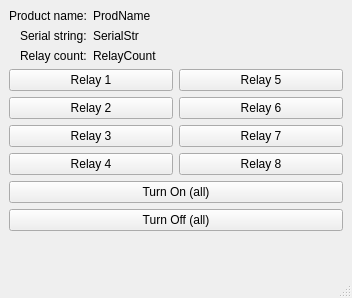
The window that src/usb_relay/main_window.ui (hkarel/UsbRelayDemo) describes before a commit, drawn with Qt 5.
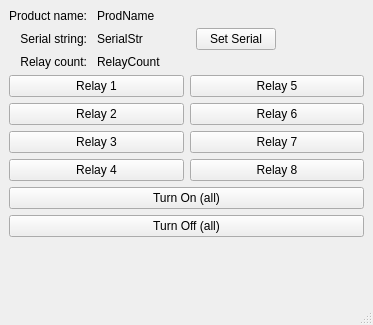
The same window after the commit.

What changed in the file:
```diff
--- a/src/usb_relay/main_window.ui
+++ b/src/usb_relay/main_window.ui
@@ -6,8 +6,8 @@
    <rect>
     <x>0</x>
     <y>0</y>
-    <width>352</width>
-    <height>298</height>
+    <width>373</width>
+    <height>325</height>
    </rect>
   </property>
   <property name="windowTitle">
@@ -16,33 +16,34 @@
   <widget class="QWidget" name="centralwidget">
    <layout class="QVBoxLayout" name="verticalLayout">
     <item>
-     <layout class="QFormLayout" name="formLayout">
-      <property name="labelAlignment">
-       <set>Qt::AlignRight|Qt::AlignTrailing|Qt::AlignVCenter</set>
+     <layout class="QGridLayout" name="gridLayout_2">
+      <property name="horizontalSpacing">
+       <number>10</number>
       </property>
-      <item row="0" column="0">
-       <widget class="QLabel" name="label">
-        <property name="text">
-         <string>Product name:</string>
-        </property>
-       </widget>
-      </item>
+      <property name="verticalSpacing">
+       <number>5</number>
+      </property>
       <item row="0" column="1">
        <widget class="QLabel" name="labelProdName">
+        <property name="sizePolicy">
+         <sizepolicy hsizetype="Expanding" vsizetype="Preferred">
+          <horstretch>0</horstretch>
+          <verstretch>0</verstretch>
+         </sizepolicy>
+        </property>
         <property name="text">
          <string>ProdName</string>
         </property>
        </widget>
       </item>
-      <item row="1" column="0">
-       <widget class="QLabel" name="label_3">
-        <property name="text">
-         <string>Serial string:</string>
-        </property>
-       </widget>
-      </item>
       <item row="1" column="1">
        <widget class="QLabel" name="labelSerialStr">
+        <property name="sizePolicy">
+         <sizepolicy hsizetype="Expanding" vsizetype="Preferred">
+          <horstretch>0</horstretch>
+          <verstretch>0</verstretch>
+         </sizepolicy>
+        </property>
         <property name="text">
          <string>SerialStr</string>
         </property>
@@ -53,15 +54,64 @@
         <property name="text">
          <string>Relay count:</string>
         </property>
+        <property name="alignment">
+         <set>Qt::AlignRight|Qt::AlignTrailing|Qt::AlignVCenter</set>
+        </property>
+       </widget>
+      </item>
+      <item row="1" column="2">
+       <widget class="QPushButton" name="btnSetSerial">
+        <property name="text">
+         <string>Set Serial</string>
+        </property>
        </widget>
       </item>
       <item row="2" column="1">
        <widget class="QLabel" name="labelRelayCount">
+        <property name="sizePolicy">
+         <sizepolicy hsizetype="Expanding" vsizetype="Preferred">
+          <horstretch>0</horstretch>
+          <verstretch>0</verstretch>
+         </sizepolicy>
+        </property>
         <property name="text">
          <string>RelayCount</string>
         </property>
        </widget>
       </item>
+      <item row="1" column="0">
+       <widget class="QLabel" name="label_3">
+        <property name="text">
+         <string>Serial string:</string>
+        </property>
+        <property name="alignment">
+         <set>Qt::AlignRight|Qt::AlignTrailing|Qt::AlignVCenter</set>
+        </property>
+       </widget>
+      </item>
+      <item row="0" column="0">
+       <widget class="QLabel" name="label">
+        <property name="text">
+         <string>Product name:</string>
+        </property>
+        <property name="alignment">
+         <set>Qt::AlignRight|Qt::AlignTrailing|Qt::AlignVCenter</set>
+        </property>
+       </widget>
+      </item>
+      <item row="1" column="3">
+       <spacer name="horizontalSpacer">
+        <property name="orientation">
+         <enum>Qt::Horizontal</enum>
+        </property>
+        <property name="sizeHint" stdset="0">
+         <size>
+          <width>40</width>
+          <height>20</height>
+         </size>
+        </property>
+       </spacer>
+      </item>
      </layout>
     </item>
     <item>
```
